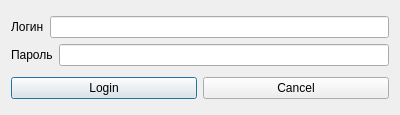
Qt form diglot-weave-gui/diglot-weave-gui/dialogs/logindialog.ui (kolodnikovm/diglotweave) before a commit.
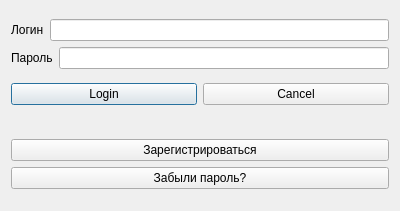
The same form after that commit.

Commit message: added restore password dialog, fixed text highlight but

Diff of the .ui file:
```diff
--- a/diglot-weave-gui/diglot-weave-gui/dialogs/logindialog.ui
+++ b/diglot-weave-gui/diglot-weave-gui/dialogs/logindialog.ui
@@ -7,7 +7,7 @@
     <x>0</x>
     <y>0</y>
     <width>400</width>
-    <height>115</height>
+    <height>211</height>
    </rect>
   </property>
   <property name="windowTitle">
@@ -88,6 +88,45 @@
      </item>
     </layout>
    </item>
+   <item>
+    <spacer name="horizontalSpacer">
+     <property name="orientation">
+      <enum>Qt::Horizontal</enum>
+     </property>
+     <property name="sizeHint" stdset="0">
+      <size>
+       <width>40</width>
+       <height>20</height>
+      </size>
+     </property>
+    </spacer>
+   </item>
+   <item>
+    <layout class="QVBoxLayout" name="verticalLayout_3">
+     <item>
+      <layout class="QHBoxLayout" name="horizontalLayout_6">
+       <item>
+        <widget class="QPushButton" name="regDialogButton">
+         <property name="text">
+          <string>Зарегистрироваться</string>
+         </property>
+        </widget>
+       </item>
+      </layout>
+     </item>
+     <item>
+      <layout class="QHBoxLayout" name="horizontalLayout_7">
+       <item>
+        <widget class="QPushButton" name="restorePassButton">
+         <property name="text">
+          <string>Забыли пароль?</string>
+         </property>
+        </widget>
+       </item>
+      </layout>
+     </item>
+    </layout>
+   </item>
   </layout>
  </widget>
  <resources/>
```
The commit also changes 14 other files.
